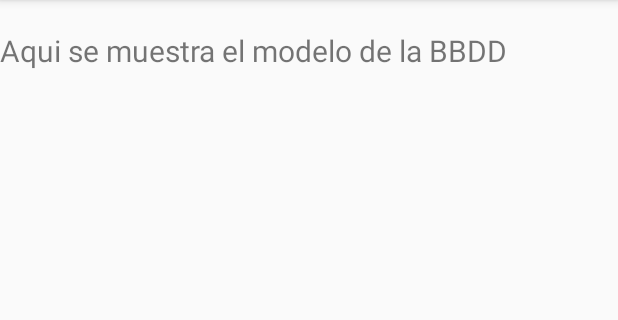
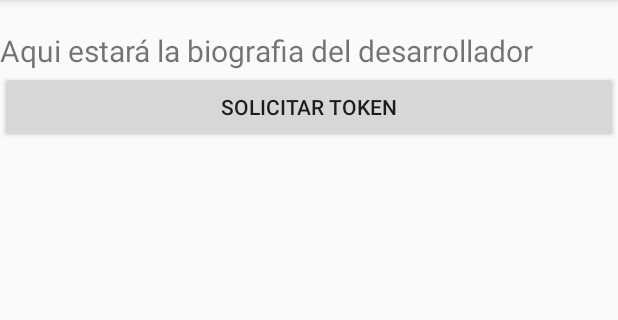
Before and after one commit to Drakmah/Mascotas, an Android app: the Biografia screen opened directly, with no data from a screen before it, on a phone screen of 412 x 824 dp, the part 84-404 px from its top. Run offline under Robolectric (Android 15) with nearby library versions, the phone set to English and light mode, and no system bars.

Commit message:
Update 2 FireBase Estable - Recibe notificaciones correctamente, no activa el servicio para recibir el token, pero si se vuelve a solicitar si que lo da

```diff
--- a/app/build.gradle
+++ b/app/build.gradle
@@ -40,6 +40,9 @@ dependencies {
     compile 'com.squareup.picasso:picasso:2.5.2'
     compile 'com.google.firebase:firebase-messaging:9.6.1'
     compile 'com.google.firebase:firebase-core:9.6.1'
+    compile 'com.google.firebase:firebase-database:9.6.1'
+    compile 'com.google.firebase:firebase-storage:9.6.1'
+    compile 'com.google.firebase:firebase-auth:9.6.1'
 }
 
 android {
--- a/app/src/main/res/layout/activity_biografia.xml
+++ b/app/src/main/res/layout/activity_biografia.xml
@@ -15,11 +15,18 @@
         android:id="@+id/tvBiografia"
         android:layout_width="match_parent"
         android:layout_height="wrap_content"
-        android:text="@string/modelo_de_la_BBDD"
+        android:text="@string/biografiaDesarrollador"
         android:textSize="20dp"
         android:layout_marginTop="20dp"
         android:layout_below="@id/miActionBar2"/>
-
+    <Button
+        android:id="@+id/btnSolicitarToken"
+        android:layout_width="match_parent"
+        android:layout_height="wrap_content"
+        android:text="Solicitar token"
+        android:layout_below="@id/tvBiografia"
+        android:onClick="solicitarToken"
+        />
 
 
 </RelativeLayout>
```
Also changed, not shown: app/src/main/AndroidManifest.xml (+7 -0 lines), app/src/main/java/com/echolima/mascotas/Biografia.java (+13 -0 lines), app/src/main/java/com/echolima/mascotas/MainActivity.java (+5 -3 lines), app/src/main/java/com/echolima/mascotas/NotificacionIDTokenService.java (added, +28 -0 lines), app/src/main/java/com/echolima/mascotas/NotificationService.java (+6 -4 lines), 1 other file.
